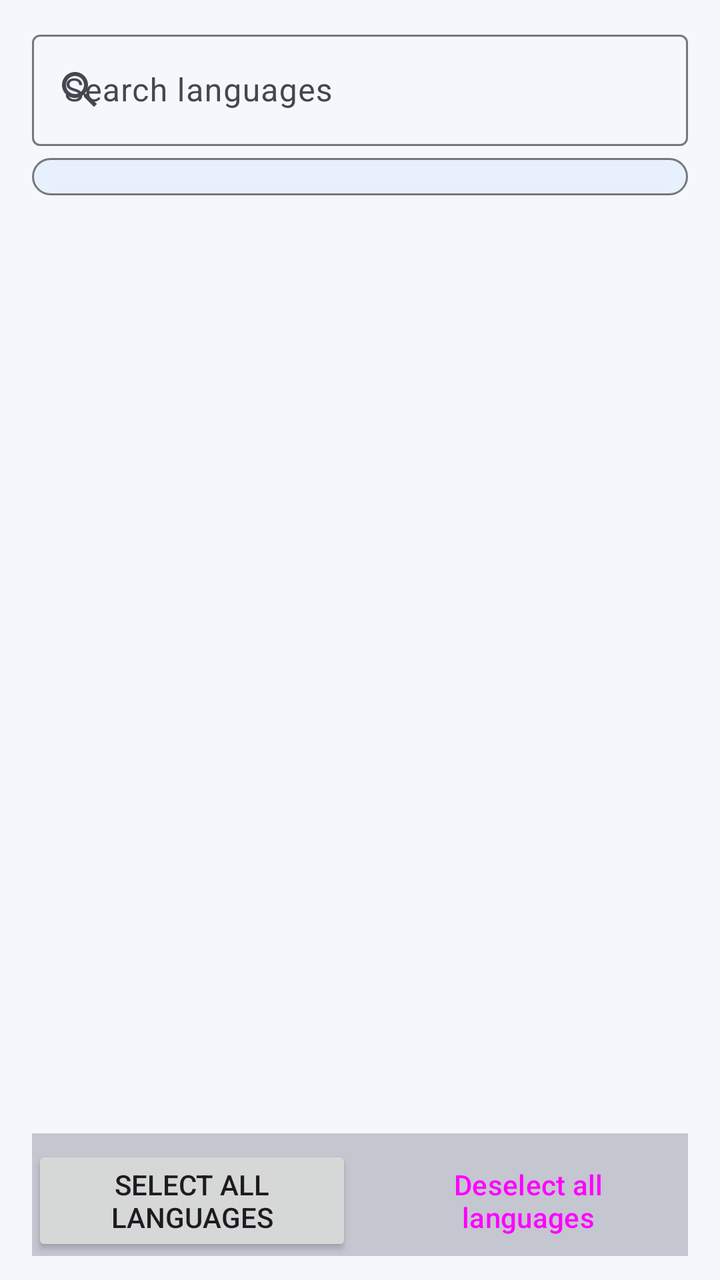
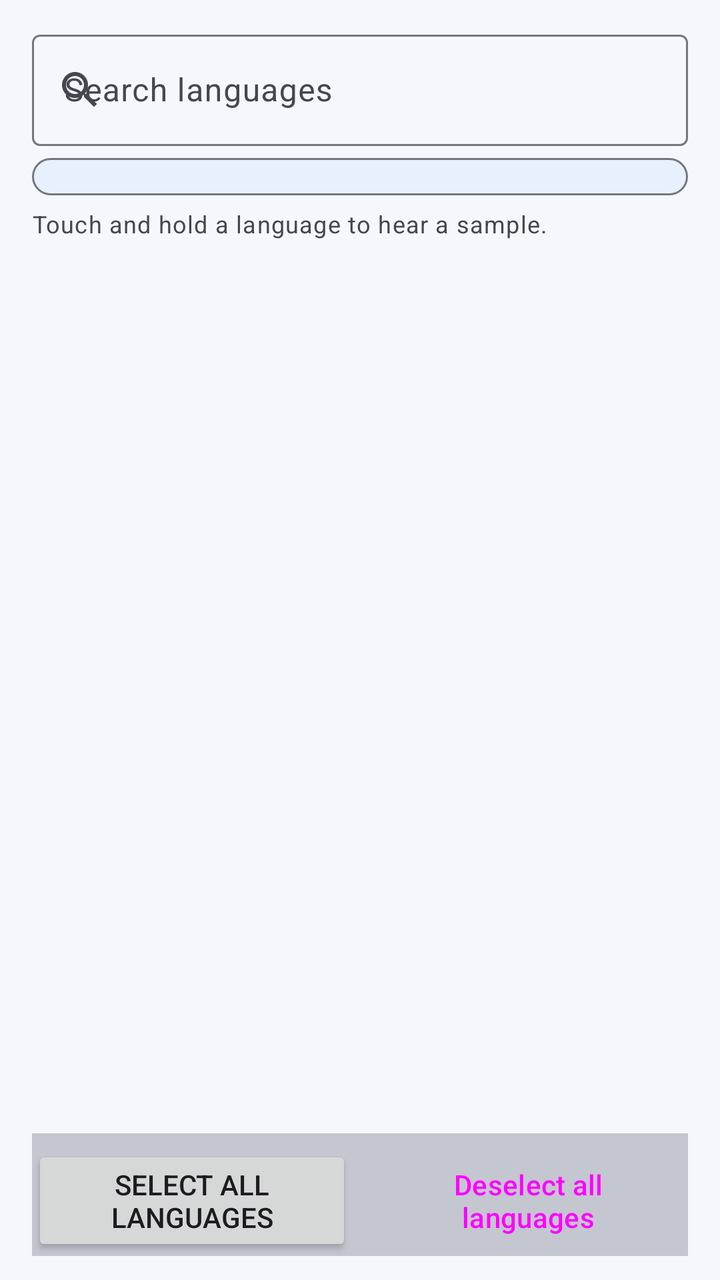

Screens rendered from an Android XML layout before and after an edit, with the pre-edit source and the edit as a unified diff.
<!-- AndroidManifest.xml: application theme AppTheme -->
<!-- res/layout/supported_languages_dialog.xml -->
<?xml version="1.0" encoding="utf-8"?>
<LinearLayout xmlns:android="http://schemas.android.com/apk/res/android"
    xmlns:app="http://schemas.android.com/apk/res-auto"
    android:layout_width="match_parent"
    android:layout_height="match_parent"
    android:orientation="vertical"
    android:paddingStart="@dimen/screen_padding"
    android:paddingEnd="@dimen/screen_padding"
    android:paddingTop="@dimen/dialog_padding_top"
    android:paddingBottom="@dimen/dialog_padding_bottom">

    
    <com.google.android.material.textfield.TextInputLayout
        android:layout_width="match_parent"
        android:layout_height="wrap_content"
        android:layout_marginBottom="@dimen/content_gap"
        android:hint="@string/languages_search_hint"
        app:startIconDrawable="@drawable/ic_search"
        app:endIconMode="clear_text"
        app:endIconContentDescription="@string/clear_search"
        style="@style/Widget.Material3.TextInputLayout.OutlinedBox">

        <com.google.android.material.textfield.TextInputEditText
            android:id="@+id/languages_search"
            android:layout_width="match_parent"
            android:layout_height="wrap_content"
            android:minHeight="48dp"
            android:inputType="textFilter"
            android:imeOptions="actionDone"
            android:importantForAutofill="no" />

    </com.google.android.material.textfield.TextInputLayout>

    
    <TextView
        android:id="@+id/languages_count"
        android:layout_width="match_parent"
        android:layout_height="wrap_content"
        android:layout_marginBottom="@dimen/content_gap"
        android:paddingStart="@dimen/tight_gap"
        android:paddingEnd="@dimen/tight_gap"
        android:paddingTop="@dimen/chip_pad_v"
        android:paddingBottom="@dimen/chip_pad_v"
        android:textAppearance="?attr/textAppearanceLabelSmall"
        android:textColor="?attr/colorOnSurfaceVariant"
        android:background="@drawable/badge_chip_background"
        android:accessibilityLiveRegion="polite" />

    
    <ListView
        android:id="@+id/supported_languages_list"
        android:layout_width="match_parent"
        android:layout_height="0dp"
        android:layout_weight="1"
        android:choiceMode="multipleChoice"
        android:divider="@null"
        android:listSelector="@drawable/list_item_selector"
        android:paddingTop="@dimen/tight_gap"
        android:paddingBottom="@dimen/tight_gap" />

    
    <LinearLayout
        android:layout_width="match_parent"
        android:layout_height="wrap_content"
        android:orientation="horizontal"
        android:layout_marginTop="@dimen/section_gap"
        android:paddingTop="@dimen/content_gap"
        android:background="@drawable/divider_top">

        <Button
            android:id="@+id/button_select_all"
            android:layout_width="0dp"
            android:layout_height="wrap_content"
            android:minHeight="48dp"
            android:layout_weight="1"
            android:layout_marginEnd="@dimen/tight_gap"
            android:text="@string/espeak_select_all_languages"
            style="?attr/materialButtonTonalStyle" />

        <Button
            android:id="@+id/button_deselect_all"
            android:layout_width="0dp"
            android:layout_height="wrap_content"
            android:minHeight="48dp"
            android:layout_weight="1"
            android:layout_marginStart="@dimen/tight_gap"
            android:text="@string/espeak_deselect_all_languages"
            style="?attr/materialButtonOutlinedStyle" />

    </LinearLayout>

</LinearLayout>
<!-- resources referenced by this layout -->
<resources>
  <dimen name="chip_pad_v">2dp</dimen>
  <dimen name="content_gap">6dp</dimen>
  <dimen name="dialog_padding_bottom">12dp</dimen>
  <dimen name="dialog_padding_top">12dp</dimen>
  <dimen name="screen_padding">16dp</dimen>
  <dimen name="section_gap">8dp</dimen>
  <dimen name="tight_gap">4dp</dimen>
  <!-- drawable badge_chip_background (drawable) -->
  <?xml version="1.0" encoding="utf-8"?>
  <shape xmlns:android="http://schemas.android.com/apk/res/android"
      android:shape="rectangle">
      
      <corners android:radius="12dp" />
      <solid android:color="@color/chip_bg_section" />
      <stroke
          android:width="1dp"
          android:color="?attr/colorOutline" />
  </shape>
  <!-- drawable divider_top (drawable) -->
  <?xml version="1.0" encoding="utf-8"?>
  <shape xmlns:android="http://schemas.android.com/apk/res/android" android:shape="rectangle">
      <size android:height="1dp" />
      <solid android:color="?attr/colorOutlineVariant" />
  </shape>
  <string name="clear_search">Clear search query</string>
  <string name="espeak_deselect_all_languages">Deselect all languages</string>
  <string name="espeak_select_all_languages">Select all languages</string>
  <string name="languages_search_hint">Search languages</string>
  <style name="AppTheme" parent="AppTheme.Base">
      </style>
  <color name="chip_bg_section">#E8F0FE</color>
  <color name="colorPrimary">#1A73E8</color>
  <color name="colorPrimaryDark">#1557B0</color>
  <color name="colorAccent">#1A73E8</color>
  <color name="m3_onPrimary">#FFFFFF</color>
  <color name="m3_primaryContainer">#D3E3FF</color>
  <color name="m3_onPrimaryContainer">#041E49</color>
  <color name="m3_secondary">#555F71</color>
  <color name="m3_onSecondary">#FFFFFF</color>
  <color name="m3_secondaryContainer">#D9E3F8</color>
  <color name="m3_onSecondaryContainer">#121C2B</color>
  <color name="m3_tertiary">#6F577A</color>
  <color name="m3_onTertiary">#FFFFFF</color>
  <color name="m3_tertiaryContainer">#F5D9FE</color>
  <color name="m3_onTertiaryContainer">#251430</color>
  <color name="m3_surface">#F5F7FC</color>
  <color name="m3_surfaceContainerLowest">#FFFFFF</color>
  <color name="m3_surfaceContainerLow">#F1F3F9</color>
  <color name="m3_surfaceContainer">#ECEEF5</color>
  <color name="m3_surfaceContainerHigh">#E6E9F1</color>
  <color name="m3_surfaceContainerHighest">#E1E4ED</color>
  <color name="m3_onSurface">#1A1C22</color>
  <color name="m3_onSurfaceVariant">#44474F</color>
  <color name="m3_outline">#74777F</color>
  <color name="m3_outlineVariant">#C4C6D0</color>
  <color name="error_red">#BA1A1A</color>
  <color name="error_container">#FCDCDC</color>
  <color name="error_on_container">#410002</color>
  <style name="ShapeAppearance.App.SmallComponent" parent="ShapeAppearance.Material3.SmallComponent">
          <item name="cornerFamily">rounded</item>
          <item name="cornerSize">12dp</item>
      </style>
  <style name="ShapeAppearance.App.MediumComponent" parent="ShapeAppearance.Material3.MediumComponent">
          <item name="cornerFamily">rounded</item>
          <item name="cornerSize">16dp</item>
      </style>
  <style name="ShapeAppearance.App.LargeComponent" parent="ShapeAppearance.Material3.LargeComponent">
          <item name="cornerFamily">rounded</item>
          <item name="cornerSize">28dp</item>
      </style>
  <style name="AppPreferenceTheme" parent="PreferenceThemeOverlay">
          <item name="switchPreferenceCompatStyle">@style/AppSwitchPreference</item>
      </style>
  <style name="AppSwitchPreference" parent="Preference.SwitchPreferenceCompat.Material">
          <item name="android:widgetLayout">@layout/preference_material_switch</item>
      </style>
</resources>

<!-- the commit's change to res/layout/supported_languages_dialog.xml (unified diff, before → after) -->
@@ -47,16 +47,44 @@
         android:accessibilityLiveRegion="polite" />
 
     
-    <ListView
-        android:id="@+id/supported_languages_list"
+    <TextView
+        android:layout_width="match_parent"
+        android:layout_height="wrap_content"
+        android:layout_marginBottom="@dimen/content_gap"
+        android:text="@string/languages_sample_hint"
+        android:textAppearance="?attr/textAppearanceBodySmall"
+        android:textColor="?attr/colorOnSurfaceVariant" />
+
+    <FrameLayout
         android:layout_width="match_parent"
         android:layout_height="0dp"
-        android:layout_weight="1"
-        android:choiceMode="multipleChoice"
-        android:divider="@null"
-        android:listSelector="@drawable/list_item_selector"
-        android:paddingTop="@dimen/tight_gap"
-        android:paddingBottom="@dimen/tight_gap" />
+        android:layout_weight="1">
+
+        
+        <ListView
+            android:id="@+id/supported_languages_list"
+            android:layout_width="match_parent"
+            android:layout_height="match_parent"
+            android:choiceMode="multipleChoice"
+            android:divider="@null"
+            android:listSelector="@drawable/list_item_selector"
+            android:paddingTop="@dimen/tight_gap"
+            android:paddingBottom="@dimen/tight_gap" />
+
+        
+        <TextView
+            android:id="@+id/languages_empty_view"
+            android:layout_width="match_parent"
+            android:layout_height="match_parent"
+            android:gravity="center"
+            android:padding="@dimen/screen_padding"
+            android:text="@string/languages_no_match"
+            android:textAppearance="?attr/textAppearanceBodyMedium"
+            android:textColor="?attr/colorOnSurfaceVariant"
+            android:accessibilityLiveRegion="polite"
+            android:visibility="gone" />
+
+    </FrameLayout>
 
     
     <LinearLayout
<!-- resource entries referenced after the edit -->
@@ -27,6 +27,8 @@
   <string name="clear_search">Clear search query</string>
   <string name="espeak_deselect_all_languages">Deselect all languages</string>
   <string name="espeak_select_all_languages">Select all languages</string>
+  <string name="languages_no_match">No languages match this search.</string>
+  <string name="languages_sample_hint">Touch and hold a language to hear a sample.</string>
   <string name="languages_search_hint">Search languages</string>
   <style name="AppTheme" parent="AppTheme.Base">
       </style>
